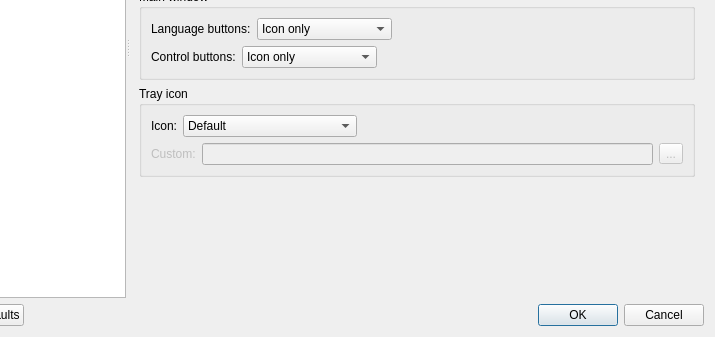
First picture: the form in src/settingsdialog.ui, repository crow-translate/crow-translate, before the edit; both pictures show x 85 to 800 and y 215 to 552 of the 800 by 552 pixel window.
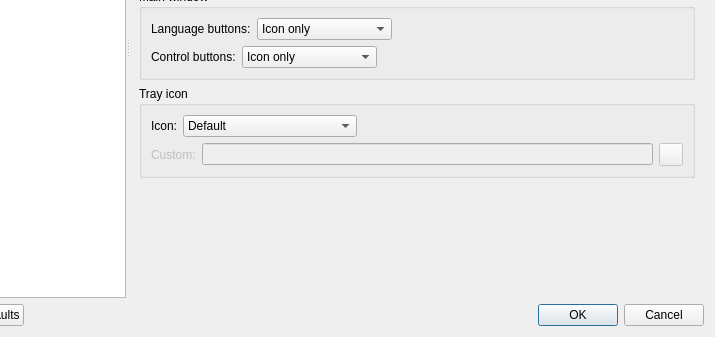
Second picture: the form after the edit. The open tabs and pages were chosen to show the change. Icons and pictures are not drawn.

What changed in the file:
```diff
--- a/src/settingsdialog.ui
+++ b/src/settingsdialog.ui
@@ -665,7 +665,7 @@
                 <bool>false</bool>
                </property>
                <property name="text">
-                <string notr="true">...</string>
+                <string notr="true"/>
                </property>
               </widget>
              </item>
```
